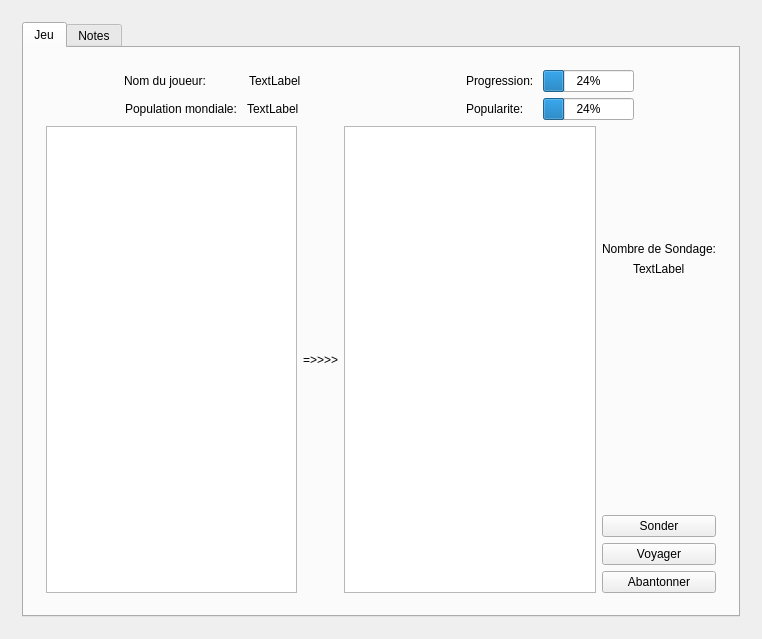
The window that mainwindow.ui (3200443/Projectc-) describes before a commit, drawn with Qt 5.
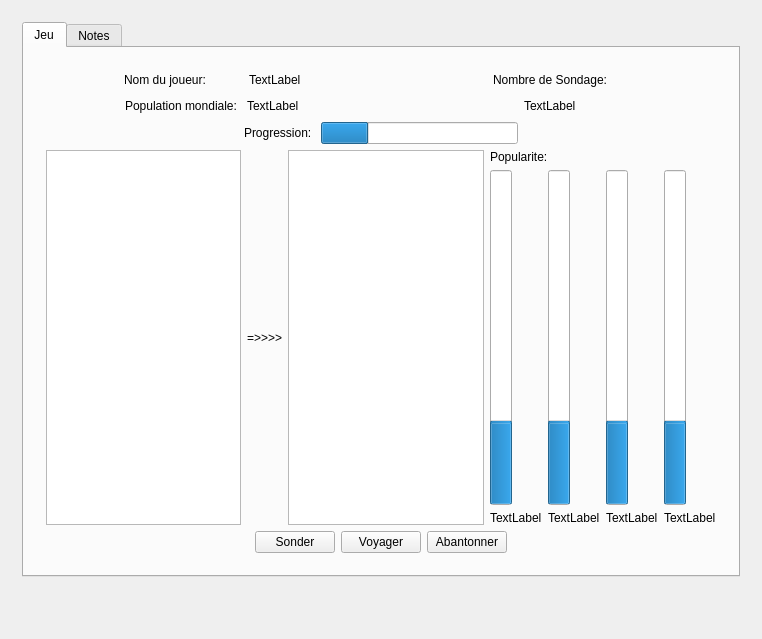
The same window after the commit. The open tabs and pages were chosen to show the change.

Diff of the .ui file:
```diff
--- a/mainwindow.ui
+++ b/mainwindow.ui
@@ -38,8 +38,11 @@
    <layout class="QVBoxLayout" name="verticalLayout_11">
     <item>
      <widget class="QStackedWidget" name="stackedWidget">
+      <property name="autoFillBackground">
+       <bool>false</bool>
+      </property>
       <property name="currentIndex">
-       <number>7</number>
+       <number>9</number>
       </property>
       <widget class="QWidget" name="page1">
        <layout class="QGridLayout" name="gridLayout">
@@ -861,11 +864,13 @@
                <number>0</number>
               </property>
               <widget class="QWidget" name="tselectionpays">
-               <layout class="QVBoxLayout" name="verticalLayout_22">
+               <layout class="QGridLayout" name="gridLayout_6">
+                <item row="0" column="0">
+                 <layout class="QVBoxLayout" name="verticalLayout_42">
                 <item>
-                 <layout class="QVBoxLayout" name="verticalLayout_21">
+                   <layout class="QVBoxLayout" name="verticalLayout_41">
                   <item>
-                   <layout class="QHBoxLayout" name="horizontalLayout_16">
+                     <layout class="QHBoxLayout" name="horizontalLayout_50">
                     <item>
                      <layout class="QVBoxLayout" name="verticalLayout_18">
                       <item>
@@ -959,7 +964,85 @@
                      </layout>
                     </item>
                     <item>
-                     <layout class="QVBoxLayout" name="verticalLayout_19">
+                       <layout class="QVBoxLayout" name="verticalLayout_16">
+                        <item>
+                         <layout class="QHBoxLayout" name="horizontalLayout_48">
+                          <item>
+                           <spacer name="horizontalSpacer_113">
+                            <property name="orientation">
+                             <enum>Qt::Horizontal</enum>
+                            </property>
+                            <property name="sizeHint" stdset="0">
+                             <size>
+                              <width>40</width>
+                              <height>20</height>
+                             </size>
+                            </property>
+                           </spacer>
+                          </item>
+                          <item>
+                           <widget class="QLabel" name="label_5">
+                            <property name="text">
+                             <string>Nombre de Sondage:</string>
+                            </property>
+                           </widget>
+                          </item>
+                          <item>
+                           <spacer name="horizontalSpacer_114">
+                            <property name="orientation">
+                             <enum>Qt::Horizontal</enum>
+                            </property>
+                            <property name="sizeHint" stdset="0">
+                             <size>
+                              <width>40</width>
+                              <height>20</height>
+                             </size>
+                            </property>
+                           </spacer>
+                          </item>
+                         </layout>
+                        </item>
+                        <item>
+                         <layout class="QHBoxLayout" name="horizontalLayout_49">
+                          <item>
+                           <spacer name="horizontalSpacer_111">
+                            <property name="orientation">
+                             <enum>Qt::Horizontal</enum>
+                            </property>
+                            <property name="sizeHint" stdset="0">
+                             <size>
+                              <width>40</width>
+                              <height>20</height>
+                             </size>
+                            </property>
+                           </spacer>
+                          </item>
+                          <item>
+                           <widget class="QLabel" name="lsondage">
+                            <property name="text">
+                             <string>TextLabel</string>
+                            </property>
+                           </widget>
+                          </item>
+                          <item>
+                           <spacer name="horizontalSpacer_112">
+                            <property name="orientation">
+                             <enum>Qt::Horizontal</enum>
+                            </property>
+                            <property name="sizeHint" stdset="0">
+                             <size>
+                              <width>40</width>
+                              <height>20</height>
+                             </size>
+                            </property>
+                           </spacer>
+                          </item>
+                         </layout>
+                        </item>
+                       </layout>
+                      </item>
+                     </layout>
+                    </item>
                       <item>
                        <layout class="QHBoxLayout" name="horizontalLayout_14">
                         <item>
@@ -987,6 +1070,9 @@
                           <property name="value">
                            <number>24</number>
                           </property>
+                        <property name="textVisible">
+                         <bool>false</bool>
+                        </property>
                          </widget>
                         </item>
                         <item>
@@ -1004,57 +1090,15 @@
                         </item>
                        </layout>
                       </item>
-                      <item>
-                       <layout class="QHBoxLayout" name="horizontalLayout_15">
-                        <item>
-                         <spacer name="horizontalSpacer_34">
-                          <property name="orientation">
-                           <enum>Qt::Horizontal</enum>
-                          </property>
-                          <property name="sizeHint" stdset="0">
-                           <size>
-                            <width>40</width>
-                            <height>20</height>
-                           </size>
-                          </property>
-                         </spacer>
-                        </item>
-                        <item>
-                         <widget class="QLabel" name="label_6">
-                          <property name="text">
-                           <string>Popularite:    </string>
-                          </property>
-                         </widget>
-                        </item>
-                        <item>
-                         <widget class="QProgressBar" name="progressBar_2">
-                          <property name="value">
-                           <number>24</number>
-                          </property>
-                         </widget>
-                        </item>
-                        <item>
-                         <spacer name="horizontalSpacer_30">
-                          <property name="orientation">
-                           <enum>Qt::Horizontal</enum>
-                          </property>
-                          <property name="sizeHint" stdset="0">
-                           <size>
-                            <width>40</width>
-                            <height>20</height>
-                           </size>
-                          </property>
-                         </spacer>
-                        </item>
-                       </layout>
-                      </item>
-                     </layout>
-                    </item>
-                   </layout>
-                  </item>
+                   </layout>
+                  </item>
+                  <item>
+                   <layout class="QVBoxLayout" name="verticalLayout_21">
                   <item>
                    <layout class="QHBoxLayout" name="horizontalLayout_17">
                     <item>
+                       <layout class="QHBoxLayout" name="horizontalLayout_16">
+                        <item>
                      <widget class="QListWidget" name="listWidget"/>
                     </item>
                     <item>
@@ -1097,63 +1141,142 @@
                     <item>
                      <widget class="QTextEdit" name="tjeu_2"/>
                     </item>
+                       </layout>
+                      </item>
                     <item>
                      <layout class="QVBoxLayout" name="verticalLayout_17">
                       <item>
-                       <spacer name="verticalSpacer_14">
+                         <widget class="QLabel" name="label_6">
+                          <property name="text">
+                           <string>Popularite:    </string>
+                          </property>
+                         </widget>
+                        </item>
+                        <item>
+                         <layout class="QHBoxLayout" name="horizontalLayout_15">
+                          <item>
+                           <layout class="QVBoxLayout" name="verticalLayout_19">
+                            <item>
+                             <widget class="QProgressBar" name="progressBar_p1">
+                              <property name="value">
+                               <number>24</number>
+                              </property>
+                              <property name="textVisible">
+                               <bool>false</bool>
+                              </property>
                         <property name="orientation">
                          <enum>Qt::Vertical</enum>
                         </property>
-                        <property name="sizeHint" stdset="0">
-                         <size>
-                          <width>20</width>
-                          <height>40</height>
-                         </size>
-                        </property>
-                       </spacer>
+                              <property name="textDirection">
+                               <enum>QProgressBar::TopToBottom</enum>
+                              </property>
+                             </widget>
                       </item>
                       <item>
-                       <widget class="QLabel" name="label_5">
+                             <widget class="QLabel" name="label_p1">
                         <property name="text">
-                         <string>Nombre de Sondage:</string>
+                               <string>TextLabel</string>
                         </property>
                        </widget>
                       </item>
-                      <item alignment="Qt::AlignHCenter">
-                       <widget class="QLabel" name="lsondage">
+                           </layout>
+                          </item>
+                          <item>
+                           <layout class="QVBoxLayout" name="verticalLayout_22">
+                            <item>
+                             <widget class="QProgressBar" name="progressBar_p2">
+                              <property name="value">
+                               <number>24</number>
+                              </property>
+                              <property name="textVisible">
+                               <bool>false</bool>
+                              </property>
+                              <property name="orientation">
+                               <enum>Qt::Vertical</enum>
+                              </property>
+                              <property name="textDirection">
+                               <enum>QProgressBar::TopToBottom</enum>
+                              </property>
+                             </widget>
+                            </item>
+                            <item>
+                             <widget class="QLabel" name="label_p2">
                         <property name="text">
                          <string>TextLabel</string>
                         </property>
                        </widget>
                       </item>
+                           </layout>
+                          </item>
                       <item>
-                       <spacer name="verticalSpacer_15">
+                           <layout class="QVBoxLayout" name="verticalLayout_39">
+                            <item>
+                             <widget class="QProgressBar" name="progressBar_p3">
+                              <property name="value">
+                               <number>24</number>
+                              </property>
+                              <property name="textVisible">
+                               <bool>false</bool>
+                              </property>
                         <property name="orientation">
                          <enum>Qt::Vertical</enum>
                         </property>
-                        <property name="sizeHint" stdset="0">
-                         <size>
-                          <width>20</width>
-                          <height>40</height>
-                         </size>
-                        </property>
-                       </spacer>
-                      </item>
+                             </widget>
+                            </item>
+                            <item>
+                             <widget class="QLabel" name="label_p3">
+                              <property name="text">
+                               <string>TextLabel</string>
+                              </property>
+                             </widget>
+                            </item>
+                           </layout>
+                          </item>
                       <item>
-                       <spacer name="verticalSpacer_8">
+                           <layout class="QVBoxLayout" name="verticalLayout_40">
+                            <item>
+                             <widget class="QProgressBar" name="progressBar_p4">
+                              <property name="value">
+                               <number>24</number>
+                              </property>
+                              <property name="textVisible">
+                               <bool>false</bool>
+                              </property>
                         <property name="orientation">
                          <enum>Qt::Vertical</enum>
                         </property>
+                             </widget>
+                            </item>
+                            <item>
+                             <widget class="QLabel" name="label_p4">
+                              <property name="text">
+                               <string>TextLabel</string>
+                              </property>
+                             </widget>
+                            </item>
+                           </layout>
+                          </item>
+                         </layout>
+                        </item>
+                       </layout>
+                      </item>
+                     </layout>
+                    </item>
+                    <item>
+                     <layout class="QHBoxLayout" name="horizontalLayout_43">
+                      <item>
+                       <spacer name="horizontalSpacer_30">
+                        <property name="orientation">
+                         <enum>Qt::Horizontal</enum>
+                        </property>
                         <property name="sizeHint" stdset="0">
                          <size>
-                          <width>20</width>
-                          <height>40</height>
+                          <width>40</width>
+                          <height>20</height>
                          </size>
                         </property>
                        </spacer>
                       </item>
-                      <item>
-                       <layout class="QVBoxLayout" name="verticalLayout_16">
                         <item>
                          <widget class="QPushButton" name="bsonder">
                           <property name="text">
@@ -1175,7 +1298,18 @@
                           </property>
                          </widget>
                         </item>
-                       </layout>
+                      <item>
+                       <spacer name="horizontalSpacer_34">
+                        <property name="orientation">
+                         <enum>Qt::Horizontal</enum>
+                        </property>
+                        <property name="sizeHint" stdset="0">
+                         <size>
+                          <width>40</width>
+                          <height>20</height>
+                         </size>
+                        </property>
+                       </spacer>
                       </item>
                      </layout>
                     </item>
@@ -3424,7 +3558,141 @@
         </item>
        </layout>
       </widget>
-     </widget>
+      <widget class="QWidget" name="pVacances">
+       <layout class="QGridLayout" name="gridLayout_7">
+        <item row="0" column="0">
+         <layout class="QVBoxLayout" name="verticalLayout_44">
+          <item>
+           <layout class="QVBoxLayout" name="verticalLayout_43">
+            <item>
+             <spacer name="verticalSpacer_8">
+              <property name="orientation">
+               <enum>Qt::Vertical</enum>
+              </property>
+              <property name="sizeHint" stdset="0">
+               <size>
+                <width>20</width>
+                <height>40</height>
+               </size>
+              </property>
+             </spacer>
+            </item>
+            <item>
+             <layout class="QHBoxLayout" name="horizontalLayout_52">
+              <item>
+               <spacer name="horizontalSpacer_119">
+                <property name="orientation">
+                 <enum>Qt::Horizontal</enum>
+                </property>
+                <property name="sizeHint" stdset="0">
+                 <size>
+                  <width>40</width>
+                  <height>20</height>
+                 </size>
+                </property>
+               </spacer>
+              </item>
+              <item>
+               <widget class="QLineEdit" name="VACANCES"/>
+              </item>
+              <item>
+               <spacer name="horizontalSpacer_120">
+                <property name="orientation">
+                 <enum>Qt::Horizontal</enum>
+                </property>
+                <property name="sizeHint" stdset="0">
+                 <size>
+                  <width>40</width>
+                  <height>20</height>
+                 </size>
+                </property>
+               </spacer>
+              </item>
+             </layout>
+            </item>
+            <item>
+             <spacer name="verticalSpacer_14">
+              <property name="orientation">
+               <enum>Qt::Vertical</enum>
+              </property>
+              <property name="sizeHint" stdset="0">
+               <size>
+                <width>20</width>
+                <height>40</height>
+               </size>
+              </property>
+             </spacer>
+            </item>
+           </layout>
+          </item>
+          <item>
+           <layout class="QHBoxLayout" name="horizontalLayout_51">
+            <item>
+             <spacer name="horizontalSpacer_115">
+              <property name="orientation">
+               <enum>Qt::Horizontal</enum>
+              </property>
+              <property name="sizeHint" stdset="0">
+               <size>
+                <width>40</width>
+                <height>20</height>
+               </size>
+              </property>
+             </spacer>
+            </item>
+            <item>
+             <widget class="QPushButton" name="bvaccontinuer">
+              <property name="text">
+               <string>Continuer</string>
+              </property>
+             </widget>
+            </item>
+            <item>
+             <spacer name="horizontalSpacer_116">
+              <property name="orientation">
+               <enum>Qt::Horizontal</enum>
+              </property>
+              <property name="sizeHint" stdset="0">
+               <size>
+                <width>40</width>
+                <height>20</height>
+               </size>
+              </property>
+             </spacer>
+            </item>
+           </layout>
+          </item>
+         </layout>
+        </item>
+       </layout>
+      </widget>
+     </widget>
+    </item>
+    <item>
+     <spacer name="horizontalSpacer_118">
+      <property name="orientation">
+       <enum>Qt::Horizontal</enum>
+      </property>
+      <property name="sizeHint" stdset="0">
+       <size>
+        <width>40</width>
+        <height>20</height>
+       </size>
+      </property>
+     </spacer>
+    </item>
+    <item>
+     <spacer name="horizontalSpacer_117">
+      <property name="orientation">
+       <enum>Qt::Horizontal</enum>
+      </property>
+      <property name="sizeHint" stdset="0">
+       <size>
+        <width>40</width>
+        <height>20</height>
+       </size>
+      </property>
+     </spacer>
     </item>
    </layout>
   </widget>
```
Lines whose indentation alone changed are shown as unchanged.
